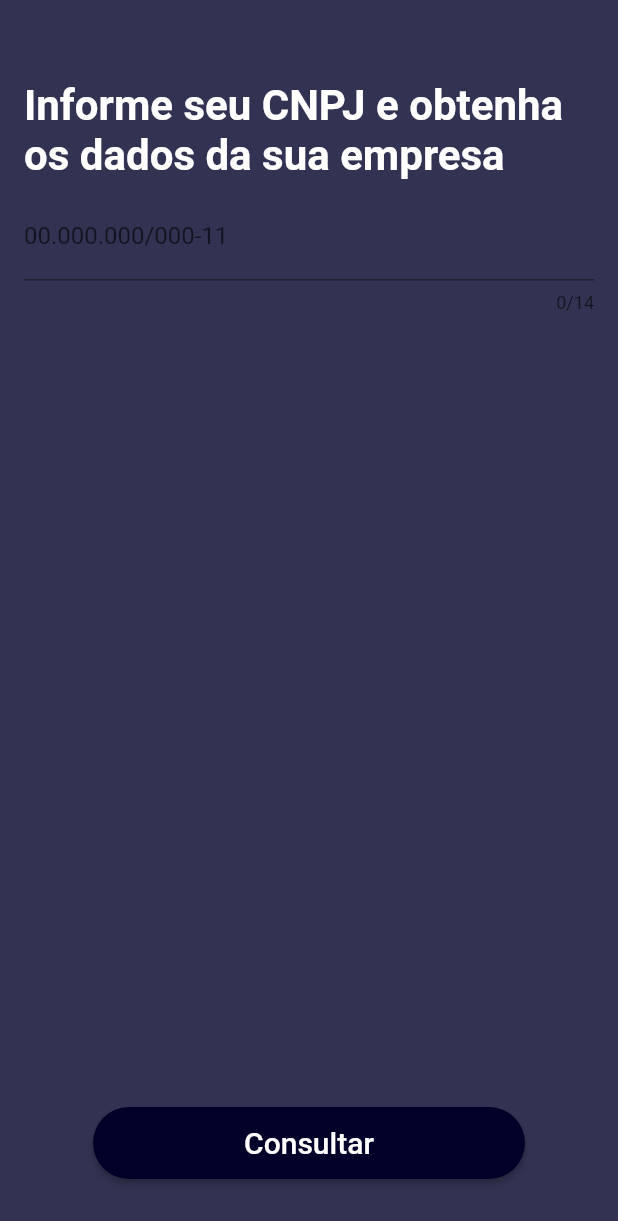
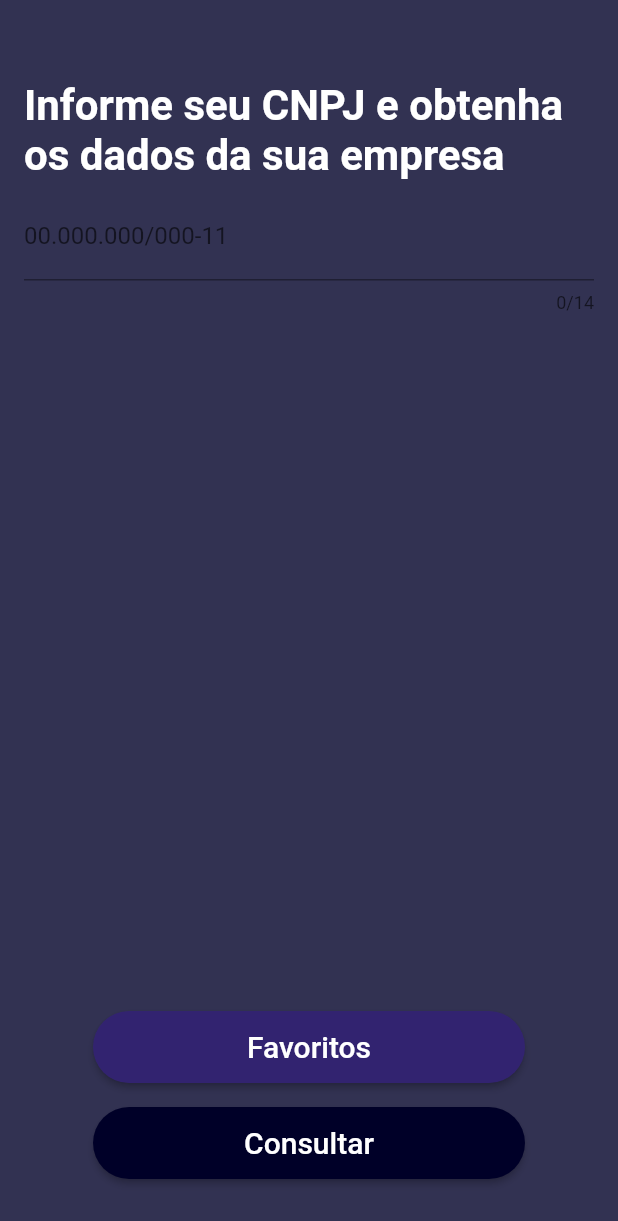
Before and after one commit to salllgado/minhaempresa_flutter, a Flutter app: the screen it shows after launch, on a phone screen of 412 x 824 dp. Shown: the top 1221 px of the screen. Run offline on Flutter 3.47's test engine with Material 2 defaults, Android fonts, the phone set to English and light mode, and no system bars; our stand-ins replace shared_preferences.

Commit message:
updating project with star button

```diff
--- a/lib/Components/AppColor.dart
+++ b/lib/Components/AppColor.dart
@@ -16,4 +16,5 @@ class AppColor {
 
   static const primaryColor = "#000028";
   static const primaryColorLight = "#323252";
+  static const primary = "#322370";
 }
--- a/lib/Login.dart
+++ b/lib/View/Login.dart
@@ -1,9 +1,9 @@
 import 'package:flutter/material.dart';
-import 'package:minhaempresa/EnterpriseView.dart';
-import 'package:minhaempresa/Service/EnterpriseViewModel.dart';
+import 'package:minhaempresa/View/EnterpriseView.dart';
+import 'package:minhaempresa/ViewModel/EnterpriseViewModel.dart';
 import 'package:minhaempresa/Service/WebService.dart';
-import 'Components/AppColor.dart';
-import 'Model/Enterprise.dart';
+import '../Components/AppColor.dart';
+import '../Model/Enterprise.dart';
 
 class Login extends StatefulWidget {
 
@@ -30,12 +30,14 @@ class _LoginState extends State<Login> {
 
     viewModel.enterpriseFuture.then((value) => {
       viewModel.enterprise = value,
-
-//      Navigator.push(context, MaterialPageRoute(builder: (context) => EnterpriseView(viewModel)))
-    this.showAlertDialog1(context),
+      viewModel.handlerFavoriteIcon(),
+      Navigator.push(context, MaterialPageRoute(builder: (context) => EnterpriseView(viewModel)))
     });
   }
 
+  void _buttonFavoriteAction() {
+
+  }
 
   showAlertDialog1(BuildContext context)
   {
@@ -61,6 +63,35 @@ class _LoginState extends State<Login> {
         return alert;
       },
     );
+  }
+
+  Widget handlerFavoritebutton() {
+    var value = true;
+    if (value) {
+      return Padding(
+        padding: EdgeInsets.only(top: 16),
+        child: SizedBox(
+          width: 288,
+          height: 48,
+          child: RaisedButton(
+            child: Text(
+              "Favoritos",
+              style: TextStyle(
+                  fontSize: 20,
+                  color: Colors.white
+              ),
+            ),
+            shape: RoundedRectangleBorder(
+              borderRadius: BorderRadius.circular(48/2),
+            ),
+            color: HexColor(AppColor.primary),
+            onPressed: _buttonFavoriteAction,
+          ),
+        ),
+      );
+    } else {
+      return Padding(padding: EdgeInsets.all(1));
+    }
   }
 
   @override
@@ -109,6 +140,7 @@ class _LoginState extends State<Login> {
                     ),
                   ),
                 ),
+              handlerFavoritebutton(),
               Padding(
                 padding: EdgeInsets.only(top: 16),
                 child: SizedBox(
--- a/lib/main.dart
+++ b/lib/View/main.dart
@@ -1,5 +1,5 @@
 import 'package:flutter/material.dart';
-import 'package:minhaempresa/Login.dart';
+import 'package:minhaempresa/View/Login.dart';
 
 void main() => runApp(MyApp());
 
--- a/pubspec.yaml
+++ b/pubspec.yaml
@@ -24,6 +24,7 @@ dependencies:
   # Use with the CupertinoIcons class for iOS style icons.
   cupertino_icons: ^0.1.2
   http: ^0.12.0+4
+  shared_preferences: ^0.5.6+3
 
 dev_dependencies:
   flutter_test:
```
Also changed, not shown: lib/Service/EnterpriseViewModel.dart (deleted, +0 -23 lines), lib/Service/PreferencesService.dart (added, +68 -0 lines), lib/View/EnterpriseView.dart (renamed from lib/EnterpriseView.dart, +30 -4 lines), lib/ViewModel/EnterpriseViewModel.dart (added, +57 -0 lines), pubspec.lock, 4 other files.
